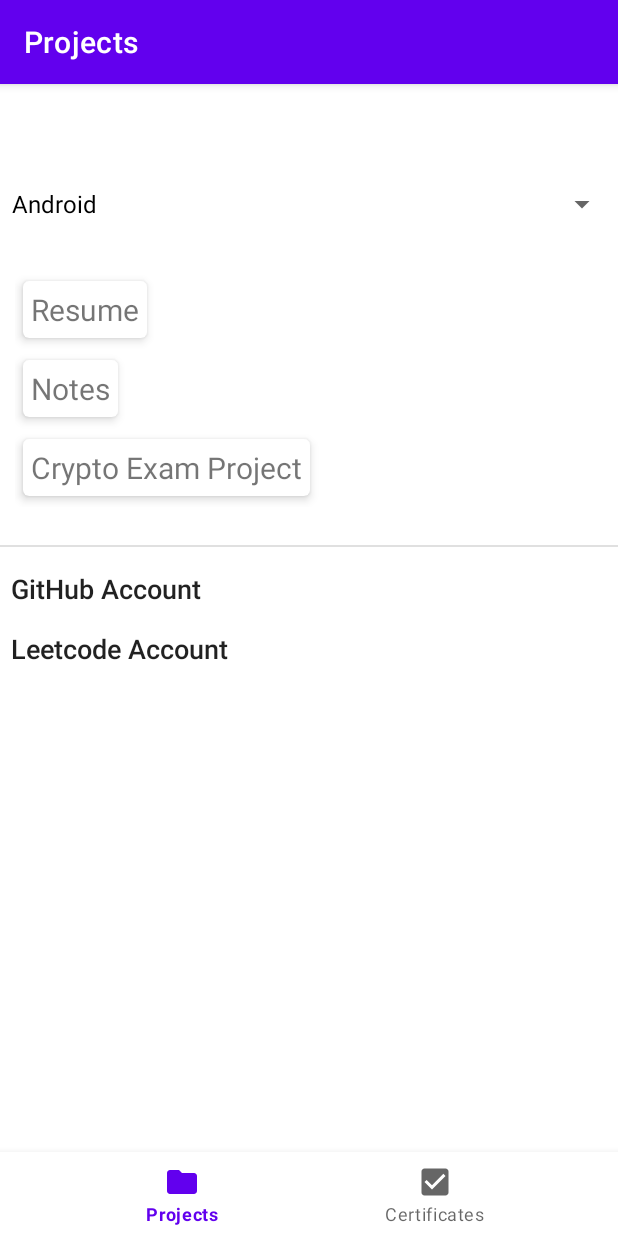
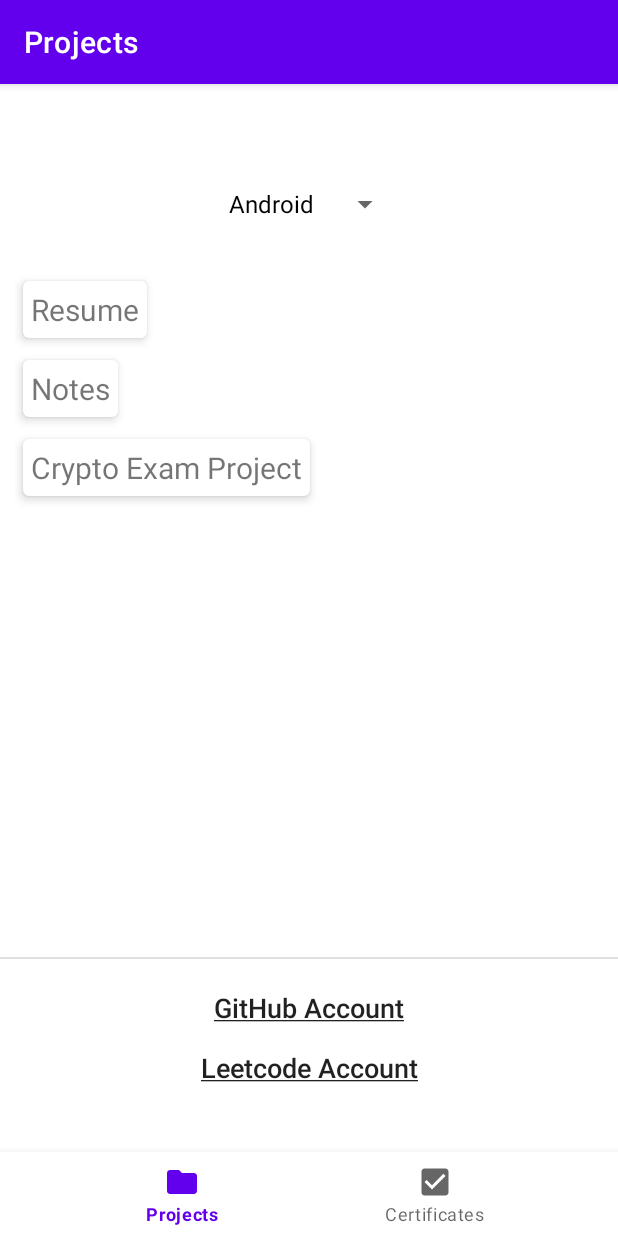
Before and after one commit to Kavertx/ResumeApp, an Android app: the screen it shows after launch (MainActivity), on a phone screen of 412 x 824 dp. Run offline under Robolectric (Android 15) with nearby library versions, the phone set to English and light mode, and no system bars; our stand-ins replace navigation-ui.

Commit message:
Updated the projects fragment to better show the github and leetcode views as links by underlining them, moved them to have a more consistent position, centered the spinner text.

```diff
--- a/app/src/main/res/layout/fragment_projects.xml
+++ b/app/src/main/res/layout/fragment_projects.xml
@@ -8,16 +8,18 @@
 
     <Spinner
         android:id="@+id/spinner_Android"
-        android:layout_width="match_parent"
+        android:layout_width="wrap_content"
         android:layout_height="48dp"
         android:contentDescription="@string/android"
         android:spinnerMode="dropdown"
-        android:textAlignment="viewStart"
+        android:textAlignment="center"
         android:textDirection="locale"
         app:layout_constraintEnd_toEndOf="parent"
         app:layout_constraintStart_toStartOf="parent"
         app:layout_constraintTop_toTopOf="parent" />
 
+    <!-- Change the layout height when there are too many projects
+          so they don't cover the github and leetcode views-->
     <androidx.recyclerview.widget.RecyclerView
         android:id="@+id/projects_recycler_view"
         android:layout_width="match_parent"
@@ -32,34 +34,38 @@
         android:id="@+id/divider"
         android:layout_width="match_parent"
         android:layout_height="1dp"
+        android:layout_marginBottom="20dp"
+        app:layout_goneMarginTop="10dp"
         android:background="?android:attr/listDivider"
         app:layout_constraintEnd_toEndOf="parent"
         app:layout_constraintStart_toStartOf="parent"
-        app:layout_constraintTop_toBottomOf="@+id/projects_recycler_view"
+        app:layout_constraintBottom_toTopOf="@id/github"
         android:layout_marginTop="15dp" />
 
     <TextView
         android:id="@+id/github"
         android:layout_width="wrap_content"
         android:layout_height="wrap_content"
-        android:layout_marginStart="7dp"
         android:layout_marginTop="15dp"
+        android:layout_marginBottom="15dp"
         android:text="@string/github_account"
         android:textAppearance="@style/TextAppearance.AppCompat.Body2"
         android:textSize="18sp"
         app:layout_constraintStart_toStartOf="parent"
-        app:layout_constraintTop_toBottomOf="@+id/divider" />
+        app:layout_constraintEnd_toEndOf="parent"
+        app:layout_constraintBottom_toTopOf="@id/leetcode" />
 
     <TextView
         android:id="@+id/leetcode"
         android:layout_width="wrap_content"
         android:layout_height="wrap_content"
-        android:layout_marginStart="7dp"
         android:layout_marginTop="15dp"
+        android:layout_marginBottom="100dp"
         android:text="@string/leetcode_account"
         android:textAppearance="@style/TextAppearance.AppCompat.Body2"
         android:textSize="18sp"
         app:layout_constraintStart_toStartOf="parent"
-        app:layout_constraintTop_toBottomOf="@+id/github"/>
+        app:layout_constraintEnd_toEndOf="parent"
+        app:layout_constraintBottom_toBottomOf="parent"/>
 
 </androidx.constraintlayout.widget.ConstraintLayout>
--- a/app/src/main/res/values/strings.xml
+++ b/app/src/main/res/values/strings.xml
@@ -5,8 +5,8 @@
     <string name="android">Android</string>
     <string name="web">Web</string>
     <string name="desktop">Desktop</string>
-    <string name="github_account">GitHub Account</string>
-    <string name="leetcode_account">Leetcode Account</string>
+    <string name="github_account"><u>GitHub Account</u></string>
+    <string name="leetcode_account"><u>Leetcode Account</u></string>
 
     <string-array name="array_tech_stack">
         <item name="Android">Android</item>
```
